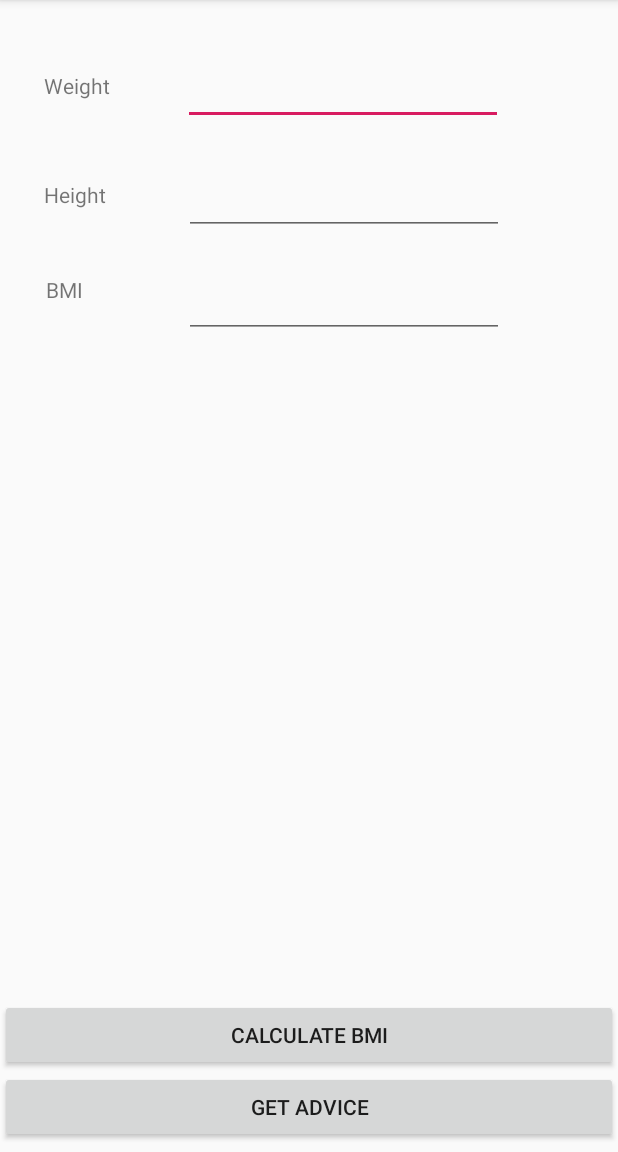
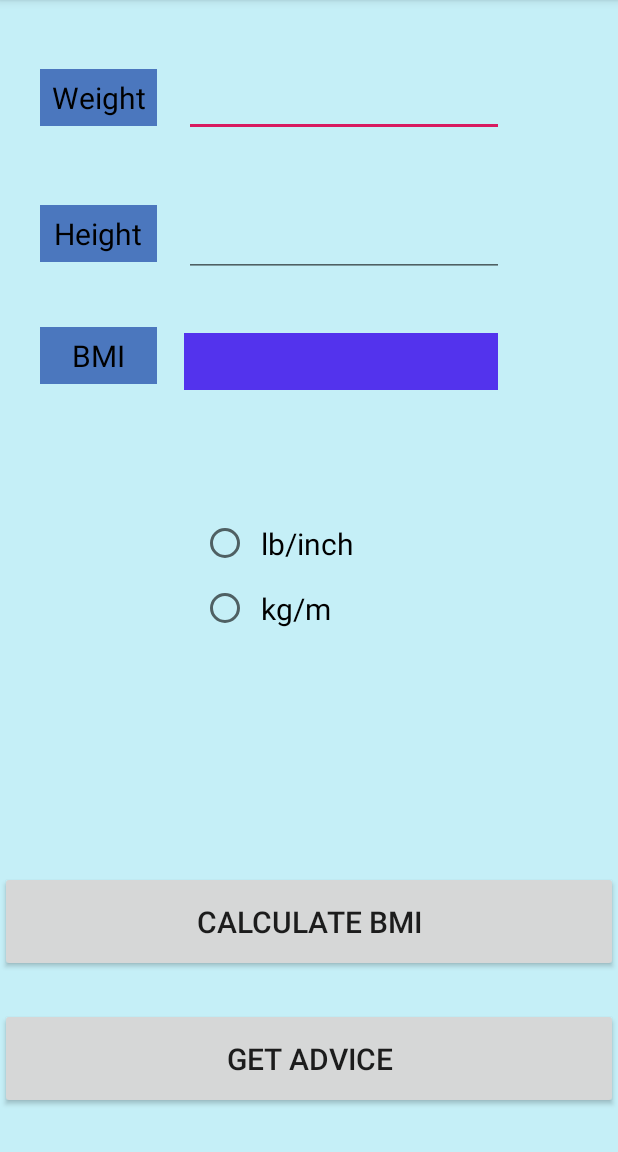
Before and after one commit to fareselkhouli/BMICalculator, an Android app: the screen it shows after launch (MainActivity), on a phone screen of 412 x 824 dp, the part 84-1236 px from its top. Run offline under Robolectric (Android 15) with nearby library versions, the phone set to English and light mode, and no system bars.

Commit message:
implemented calculate BMI

```diff
--- a/app/build.gradle
+++ b/app/build.gradle
@@ -23,6 +23,7 @@ dependencies {
     implementation fileTree(dir: 'libs', include: ['*.jar'])
     implementation 'androidx.appcompat:appcompat:1.0.2'
     implementation 'androidx.constraintlayout:constraintlayout:1.1.3'
+    implementation 'com.google.android.material:material:1.0.0'
     testImplementation 'junit:junit:4.12'
     androidTestImplementation 'androidx.test:runner:1.1.1'
     androidTestImplementation 'androidx.test.espresso:espresso-core:3.1.1'
--- a/app/src/main/java/com/example/bmicalculator/MainActivity.java
+++ b/app/src/main/java/com/example/bmicalculator/MainActivity.java
@@ -1,13 +1,93 @@
+/**
+ * @FaresElkhouli
+ * @ZhiyuFeng
+ */
 package com.example.bmicalculator;
 
+import android.util.Log;
+import android.view.View;
+import android.widget.Button;
+import android.widget.RadioButton;
+import android.widget.TextView;
+import android.widget.Toast;
 import androidx.appcompat.app.AppCompatActivity;
 import android.os.Bundle;
 
 public class MainActivity extends AppCompatActivity {
+    //instantiate objects
+    TextView weightIn;
+    TextView heightIn;
+    TextView bmiOut;
+    RadioButton imperialButton;
+    RadioButton metricButton;
+    Button bmiButton;
+    Button adviceButton;
 
     @Override
     protected void onCreate(Bundle savedInstanceState) {
         super.onCreate(savedInstanceState);
         setContentView(R.layout.activity_main);
+
+        weightIn = findViewById(R.id.weightInput);
+        heightIn =  findViewById(R.id.heightInput);
+        bmiOut = findViewById(R.id.bmiOutput);
+        imperialButton = findViewById(R.id.imperialButton);
+        metricButton = findViewById(R.id.metricButton);
+        bmiButton =findViewById(R.id.bmiButton);
+        adviceButton = findViewById(R.id.adviceButton);
+
+    }
+
+    public void calcBMI(View v){
+
+        int weight = Integer.parseInt(weightIn.getText().toString());
+        double height = Integer.parseInt(heightIn.getText().toString());
+        if(weight == 0 || height == 0){
+            Toast toast = Toast.makeText(MainActivity.this, "Invalid Input",Toast.LENGTH_SHORT);
+            toast.show();
+            return;
+        }
+
+        if(imperialButton.isChecked()){
+            double bmi = imperialBMI(weight,height);
+            bmiOut.setText(String.format("%.2f",bmi));
+            return;
+        }
+        if(metricButton.isChecked()){
+            double bmi = metricBMI(weight,height);
+            bmiOut.setText(String.format("%.2f",bmi));
+            return;
+        }
+
+        Toast toast = Toast.makeText(MainActivity.this, "Invalid Input Please Select a Measurement System",Toast.LENGTH_SHORT);
+        toast.show();
+    }
+
+    private double imperialBMI(int height, double weight){
+        int formulaMult = 703;
+        double bmi = 0;
+        bmi = (double) (weight*formulaMult) / (height*height);
+
+        return bmi;
+    }
+
+    private double metricBMI(int height, double weight){
+        double bmi = 0;
+        bmi =(double) weight / (height * height);
+        return bmi;
+    }
+
+    public void getAdv(View view){
+
+    }
+
+    public void imperialHint(View view) {
+        weightIn.setHint("enter weight in lb");
+        heightIn.setHint("enter height in inches");
+    }
+
+    public void metricHint(View v){
+        weightIn.setHint("enter weight in kg");
+        heightIn.setHint("enter height in meters");
     }
 }
--- a/app/src/main/res/layout/activity_main.xml
+++ b/app/src/main/res/layout/activity_main.xml
@@ -5,49 +5,47 @@
         xmlns:app="http://schemas.android.com/apk/res-auto"
         android:layout_width="match_parent"
         android:layout_height="match_parent"
-        tools:context=".MainActivity">
+        tools:context=".MainActivity" android:background="#c5eff7">
+    <Button
+            android:text="Get Advice"
+            android:layout_width="0dp"
+            android:layout_height="67dp"
+            android:id="@+id/adviceButton"
+            app:layout_constraintTop_toBottomOf="@+id/radioGroup2" app:layout_constraintStart_toStartOf="parent"
+            app:layout_constraintEnd_toEndOf="parent" app:layout_constraintBottom_toBottomOf="parent"
+            android:textSize="20sp" android:onClick="getAdv" app:layout_constraintHorizontal_bias="0.0"
+            app:layout_constraintVertical_bias="0.882"/>
     <TextView
             android:text="Weight"
-            android:layout_width="wrap_content"
-            android:layout_height="wrap_content" android:id="@+id/textView8"
+            android:layout_width="78dp"
+            android:layout_height="38dp" android:id="@+id/textView8"
             app:layout_constraintStart_toStartOf="parent" app:layout_constraintEnd_toEndOf="parent"
             app:layout_constraintTop_toTopOf="parent" app:layout_constraintBottom_toBottomOf="parent"
             app:layout_constraintHorizontal_bias="0.079" app:layout_constraintVertical_bias="0.063"
-            android:editable="false"/>
+            android:editable="false" android:textSize="20sp" android:gravity="center_horizontal|center_vertical"
+            android:background="#4b77be" android:textColor="@android:color/black"/>
     <TextView
             android:text="Height"
-            android:layout_width="wrap_content"
-            android:layout_height="wrap_content"
+            android:layout_width="78dp"
+            android:layout_height="38dp"
             android:id="@+id/textView"
             app:layout_constraintTop_toBottomOf="@+id/textView8" android:layout_marginTop="36dp"
             app:layout_constraintStart_toStartOf="parent" app:layout_constraintEnd_toEndOf="parent"
             app:layout_constraintBottom_toBottomOf="parent" app:layout_constraintHorizontal_bias="0.079"
-            app:layout_constraintVertical_bias="0.027"/>
+            app:layout_constraintVertical_bias="0.027" android:textSize="20sp"
+            android:gravity="center_horizontal|center_vertical" android:background="#4b77be"
+            android:textColor="@android:color/black"/>
     <TextView
             android:text="BMI"
-            android:layout_width="wrap_content"
-            android:layout_height="wrap_content"
+            android:layout_width="78dp"
+            android:layout_height="38dp"
             android:id="@+id/textView2"
             app:layout_constraintTop_toBottomOf="@+id/textView" android:layout_marginTop="36dp"
             app:layout_constraintEnd_toEndOf="parent" app:layout_constraintStart_toStartOf="parent"
             app:layout_constraintBottom_toBottomOf="parent" app:layout_constraintHorizontal_bias="0.079"
-            app:layout_constraintVertical_bias="0.014"/>
-    <Button
-            android:text="Calculate BMI"
-            android:layout_width="0dp"
-            android:layout_height="wrap_content"
-            android:id="@+id/bmiButton" app:layout_constraintStart_toStartOf="parent"
-            app:layout_constraintEnd_toEndOf="parent" app:layout_constraintTop_toTopOf="parent"
-            app:layout_constraintBottom_toTopOf="@+id/adviceButton" app:layout_constraintHorizontal_bias="0.0"
-            app:layout_constraintVertical_bias="1.0"/>
-    <Button
-            android:text="Get Advice"
-            android:layout_width="0dp"
-            android:layout_height="wrap_content"
-            android:id="@+id/adviceButton" app:layout_constraintTop_toTopOf="parent"
-            app:layout_constraintStart_toStartOf="parent" app:layout_constraintEnd_toEndOf="parent"
-            app:layout_constraintBottom_toBottomOf="parent" app:layout_constraintHorizontal_bias="0.0"
-            app:layout_constraintVertical_bias="0.992"/>
+            app:layout_constraintVertical_bias="0.014" android:textSize="20sp"
+            android:gravity="center_horizontal|center_vertical" android:background="#4b77be"
+            android:textColor="@android:color/black"/>
     <EditText
             android:layout_width="wrap_content"
             android:layout_height="wrap_content"
@@ -56,31 +54,52 @@
             android:id="@+id/weightInput"
             app:layout_constraintStart_toEndOf="@+id/textView8" app:layout_constraintEnd_toEndOf="parent"
             app:layout_constraintTop_toTopOf="parent" app:layout_constraintBottom_toBottomOf="parent"
-            app:layout_constraintHorizontal_bias="0.387" app:layout_constraintVertical_bias="0.053"
-            android:editable="true"/>
-    <EditText
-            android:layout_width="wrap_content"
-            android:layout_height="wrap_content"
-            android:inputType="number"
-            android:ems="10"
-            android:id="@+id/heightInput"
-            app:layout_constraintStart_toStartOf="parent" app:layout_constraintEnd_toEndOf="parent"
-            app:layout_constraintTop_toTopOf="parent" app:layout_constraintBottom_toBottomOf="parent"
-            app:layout_constraintHorizontal_bias="0.616" app:layout_constraintVertical_bias="0.154"
+            app:layout_constraintHorizontal_bias="0.191" app:layout_constraintVertical_bias="0.064"
             android:editable="true"/>
     <EditText
             android:layout_width="wrap_content"
             android:layout_height="wrap_content"
             android:inputType="numberDecimal"
             android:ems="10"
-            android:id="@+id/editText3"
+            android:id="@+id/heightInput"
             app:layout_constraintStart_toStartOf="parent" app:layout_constraintEnd_toEndOf="parent"
             app:layout_constraintTop_toTopOf="parent" app:layout_constraintBottom_toBottomOf="parent"
-            app:layout_constraintHorizontal_bias="0.616" app:layout_constraintVertical_bias="0.249"
+            app:layout_constraintHorizontal_bias="0.616" app:layout_constraintVertical_bias="0.193"
             android:editable="true"/>
     <RadioGroup
+            android:layout_width="404dp"
+            android:layout_height="152dp"
+            app:layout_constraintStart_toStartOf="parent" app:layout_constraintEnd_toEndOf="parent"
+            app:layout_constraintTop_toTopOf="parent" app:layout_constraintBottom_toBottomOf="parent"
+            android:gravity="center_horizontal|center_vertical" android:id="@+id/radioGroup2">
+        <RadioButton
+                android:text="lb/inch"
+                android:layout_width="143dp"
+                android:layout_height="wrap_content" android:id="@+id/imperialButton" android:textSize="20sp"
+                android:padding="8dp" android:onClick="imperialHint"/>
+        <RadioButton
+                android:text="kg/m"
+                android:layout_width="144dp"
+                android:layout_height="wrap_content" android:id="@+id/metricButton" android:textSize="20sp"
+                android:padding="8dp" android:onClick="metricHint"/>
+    </RadioGroup>
+    <Button
+            android:text="Calculate BMI"
             android:layout_width="0dp"
-            android:layout_height="73dp"
-            app:layout_constraintStart_toStartOf="parent" app:layout_constraintEnd_toEndOf="parent"
-            app:layout_constraintTop_toTopOf="parent" app:layout_constraintBottom_toBottomOf="parent"/>
+            android:layout_height="67dp"
+            android:id="@+id/bmiButton"
+            app:layout_constraintTop_toBottomOf="@+id/radioGroup2" app:layout_constraintStart_toStartOf="parent"
+            app:layout_constraintEnd_toEndOf="parent" app:layout_constraintBottom_toBottomOf="parent"
+            android:textSize="20sp"
+            android:onClick="calcBMI"/>
+    <TextView
+            android:layout_width="209dp"
+            android:layout_height="38dp"
+            android:id="@+id/bmiOutput"
+            android:gravity="center_horizontal|center_vertical" android:textSize="20sp" android:background="#5333ed"
+            app:layout_constraintEnd_toEndOf="parent" app:layout_constraintStart_toEndOf="@+id/textView2"
+            app:layout_constraintTop_toBottomOf="@+id/heightInput"
+            app:layout_constraintHorizontal_bias="0.183"
+            app:layout_constraintVertical_bias="0.069" android:textColor="@android:color/black"
+            app:layout_constraintBottom_toBottomOf="parent"/>
 </androidx.constraintlayout.widget.ConstraintLayout>
--- /dev/null
+++ b/app/src/main/res/values/dimens.xml
@@ -0,0 +1,3 @@
+<resources>
+    <dimen name="fab_margin">16dp</dimen>
+</resources>
--- a/app/src/main/res/values/strings.xml
+++ b/app/src/main/res/values/strings.xml
@@ -1,3 +1,4 @@
 <resources>
     <string name="app_name">BMICalculator</string>
+    <string name="title_activity_advice">" Advice Based on BMI"</string>
 </resources>
--- a/app/src/main/res/values/styles.xml
+++ b/app/src/main/res/values/styles.xml
@@ -7,5 +7,11 @@
         <item name="colorPrimaryDark">@color/colorPrimaryDark</item>
         <item name="colorAccent">@color/colorAccent</item>
     </style>
+    <style name="AppTheme.NoActionBar">
+        <item name="windowActionBar">false</item>
+        <item name="windowNoTitle">true</item>
+    </style>
+    <style name="AppTheme.AppBarOverlay" parent="ThemeOverlay.AppCompat.Dark.ActionBar"/>
+    <style name="AppTheme.PopupOverlay" parent="ThemeOverlay.AppCompat.Light"/>
 
 </resources>
```
Also changed, not shown: app/src/main/AndroidManifest.xml (+9 -0 lines), app/src/main/java/com/example/bmicalculator/Advice.java (added, +30 -0 lines), app/src/main/res/layout/activity_advice.xml (added, +34 -0 lines), app/src/main/res/layout/content_advice.xml (added, +12 -0 lines), 1 other file.
